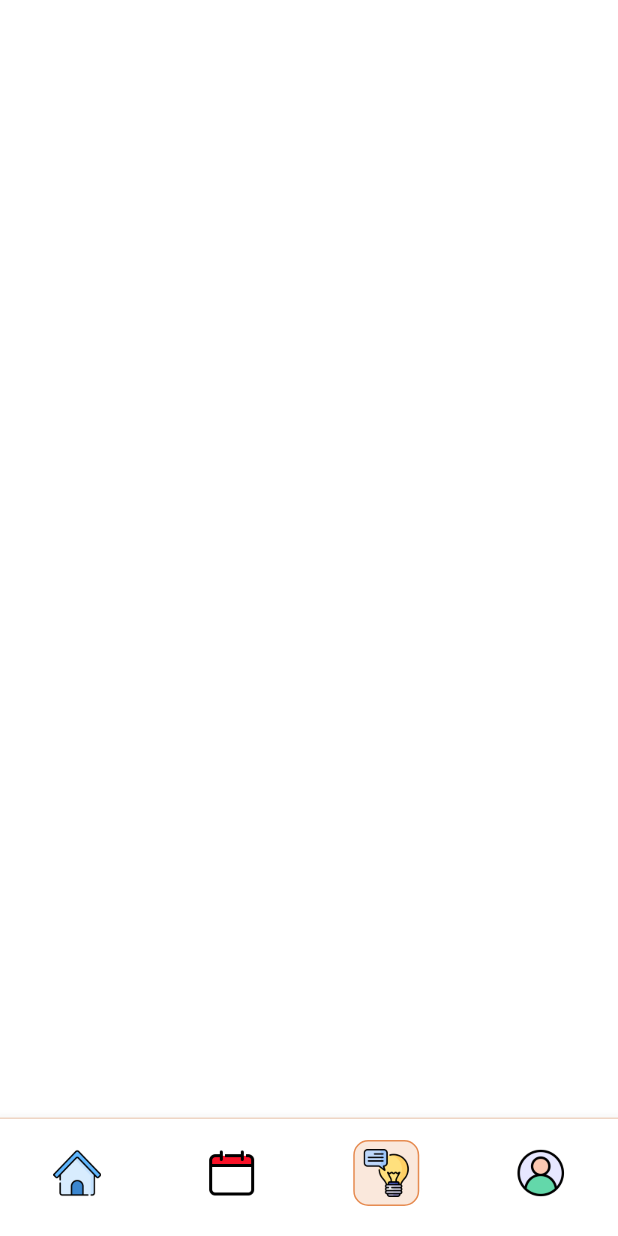
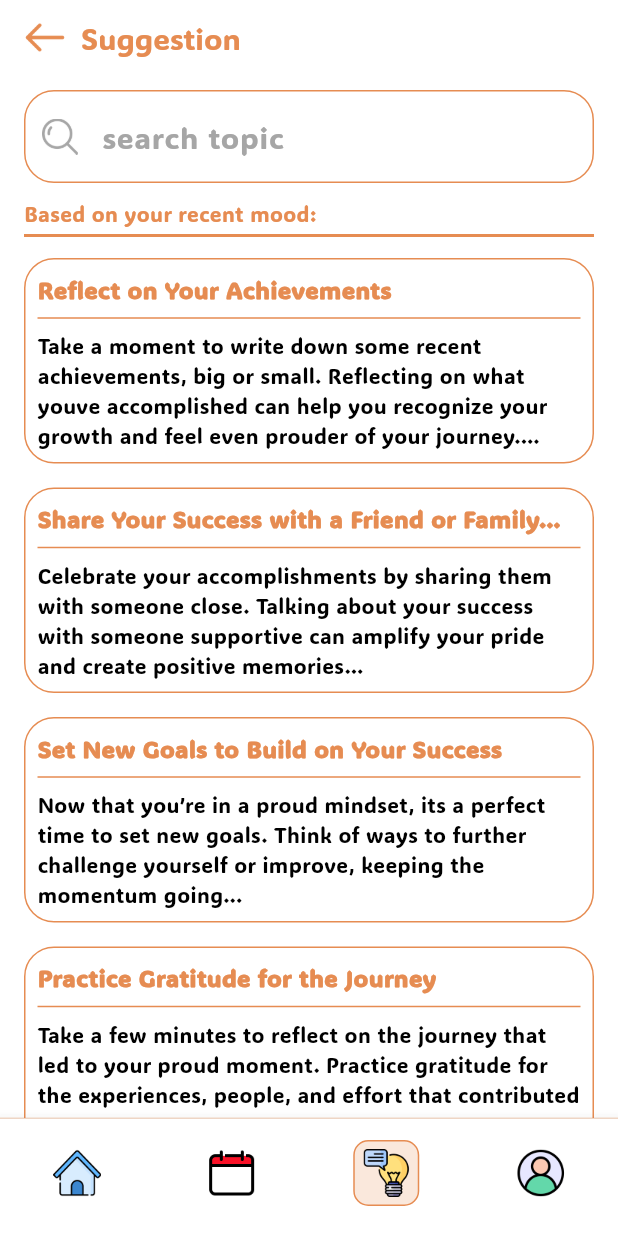
Before and after one commit to nokyalr/mood_tracker, a Flutter app: the SuggestionScreen screen opened directly, on a phone screen of 412 x 824 dp. Run offline on Flutter 3.47's test engine with Material 3 defaults, Android fonts, the light colour scheme and no system bars.

Commit message:
Update Android build configuration and enhance suggestion screen functionality

```diff
--- a/lib/screens/register.dart
+++ b/lib/screens/register.dart
@@ -60,7 +60,7 @@ class RegisterScreenState extends State<RegisterScreen> {
                       Row(
                         mainAxisAlignment: MainAxisAlignment.start,
                         children: [
-                          const SizedBox(height: 80),
+                          const SizedBox(height: 60),
                           SizedBox(
                             height: 60,
                             child: Image.asset('assets/images/smile.png'),
--- a/lib/screens/suggestion_page/suggestion.dart
+++ b/lib/screens/suggestion_page/suggestion.dart
@@ -1,4 +1,6 @@
 import 'package:flutter/material.dart';
+import 'package:mood_tracker/widgets/app_bar.dart';
+import 'package:mood_tracker/widgets/text_field.dart';
 import '../home_page/home.dart';
 import '../calendar_page/calendar.dart';
 import '../user_page/user.dart';
@@ -13,6 +15,58 @@ class SuggestionScreen extends StatefulWidget {
 
 class SuggestionScreenState extends State<SuggestionScreen> {
   int _selectedIndex = 2;
+  final TextEditingController _topicController = TextEditingController();
+  String searchQuery = '';
+
+  // Sample articles
+  final List<Map<String, String>> articles = [
+    {
+      'title': 'Reflect on Your Achievements',
+      'abstract':
+          'Take a moment to write down some recent achievements, big or small. Reflecting on what you'
+              've accomplished can help you recognize your growth and feel even prouder of your journey....',
+    },
+    {
+      'title': 'Share Your Success with a Friend or Family...',
+      'abstract':
+          'Celebrate your accomplishments by sharing them with someone close. Talking about your success with someone supportive can amplify your pride and create positive memories...',
+    },
+    {
+      'title': 'Set New Goals to Build on Your Success',
+      'abstract': 'Now that you’re in a proud mindset, it'
+          's a perfect time to set new goals. Think of ways to further challenge yourself or improve, keeping the momentum going...',
+    },
+    {
+      'title': 'Practice Gratitude for the Journey',
+      'abstract':
+          'Take a few minutes to reflect on the journey that led to your proud moment. Practice gratitude for the experiences, people, and effort that contributed to your success.',
+    },
+    {
+      'title': 'Building Healthy Relationships',
+      'abstract': 'Strong relationships contribute to emotional well-being.',
+    },
+  ];
+
+  List<Map<String, String>> displayedArticles = [];
+
+  @override
+  void initState() {
+    super.initState();
+    displayedArticles = List.from(articles); // Initialize displayed articles
+  }
+
+  void _filterArticles(String query) {
+    setState(() {
+      searchQuery = query;
+      if (query.isEmpty) {
+        displayedArticles = List.from(articles); // Reset to original articles
+      } else {
+        displayedArticles = articles.where((article) {
+          return article['title']!.toLowerCase().contains(query.toLowerCase());
+        }).toList();
+      }
+    });
+  }
 
   void _onItemTapped(int index) {
     setState(() {
@@ -41,10 +95,84 @@ class SuggestionScreenState extends State<SuggestionScreen> {
   Widget build(BuildContext context) {
     return Scaffold(
       backgroundColor: Colors.white,
-      body: const Center(
-        child: SingleChildScrollView(
-          child: Padding(
-            padding: EdgeInsets.all(40.0),
+      appBar: CustomAppBar(
+        imagePath: 'assets/images/back.png',
+        titleText: 'Suggestion',
+        targetPage: const UserScreen(),
+        useBorder: false,
+        imageHeight: 28,
+        textColor: Color(0xFFE68C52),
+        imageColor: Color(0xFFE68C52),
+      ),
+      body: SingleChildScrollView(
+        child: Padding(
+          padding: const EdgeInsets.symmetric(horizontal: 16.0),
+          child: Column(
+            crossAxisAlignment: CrossAxisAlignment.start,
+            children: [
+              CustomTextField(
+                controller: _topicController,
+                hintText: 'search topic',
+                prefixIconPath: 'assets/images/search.png',
+                showVisibilityIcon: false,
+                onChanged: _filterArticles, // Call filter function
+              ),
+              const SizedBox(height: 10),
+              const Text(
+                'Based on your recent mood:',
+                style: TextStyle(
+                  fontSize: 14,
+                  color: Color(0xFFE68C52),
+                ),
+              ),
+              Container(
+                height: 2,
+                color: const Color(0xFFE68C52),
+                margin: const EdgeInsets.only(top: 4, bottom: 4),
+              ),
+              const SizedBox(height: 10),
+              // Display filtered articles
+              ListView.builder(
+                shrinkWrap: true,
+                physics: NeverScrollableScrollPhysics(),
+                itemCount: displayedArticles.length,
+                itemBuilder: (context, index) {
+                  return Container(
+                    margin: const EdgeInsets.only(bottom: 16),
+                    padding: const EdgeInsets.all(8),
+                    decoration: BoxDecoration(
+                      border: Border.all(color: Color(0xFFE68C52)),
+                      borderRadius: BorderRadius.circular(20),
+                    ),
+                    child: Column(
+                      crossAxisAlignment: CrossAxisAlignment.start,
+                      children: [
+                        Text(
+                          displayedArticles[index]['title'] ?? '',
+                          style: const TextStyle(
+                            fontSize: 16,
+                            fontWeight: FontWeight.bold,
+                            color: Color(0xFFE68C52),
+                          ),
+                          maxLines: 1,
+                          overflow: TextOverflow.ellipsis,
+                        ),
+                        Divider(color: Color(0xFFE68C52)),
+                        Text(
+                          displayedArticles[index]['abstract'] ?? '',
+                          style: const TextStyle(
+                            fontSize: 14,
+                            color: Color(0xFF000000),
+                          ),
+                          maxLines: 4,
+                          overflow: TextOverflow.ellipsis,
+                        ),
+                      ],
+                    ),
+                  );
+                },
+              ),
+            ],
           ),
         ),
       ),
```
Also changed, not shown: 3 other files.
